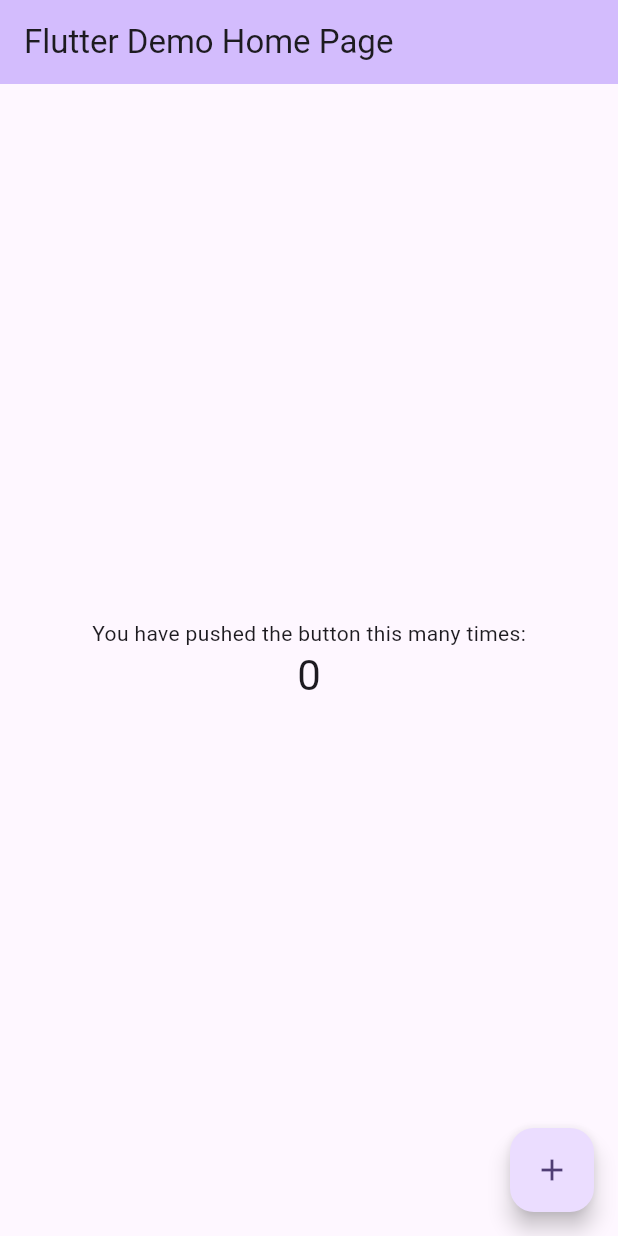
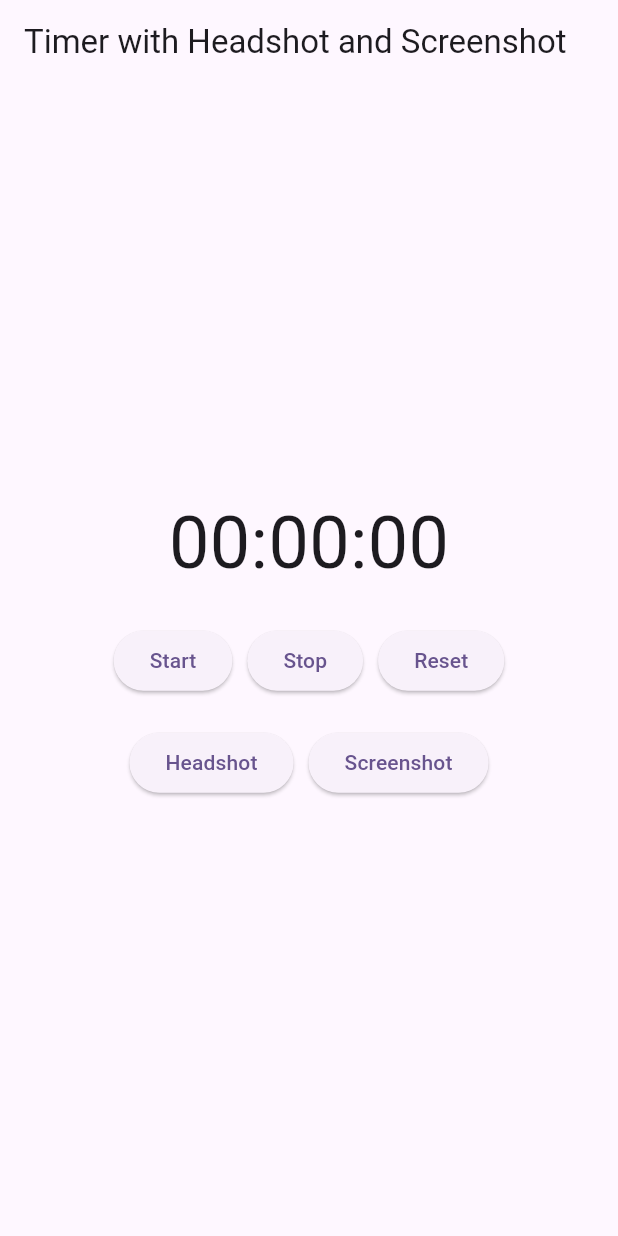
Before and after one commit to shehmaz1993/timer_app, a Flutter app: the screen it shows after launch, on a phone screen of 412 x 824 dp. Run offline on Flutter 3.47's test engine with Material 3 defaults, Android fonts, the phone set to English and light mode, and no system bars; our stand-ins replace equatable, flutter_bloc, image_picker, screenshot.

Commit message:
timer app

```diff
--- /dev/null
+++ b/lib/logic/bloc/timer_bloc.dart
@@ -0,0 +1,68 @@
+import 'dart:async';
+import 'dart:io';
+import 'package:flutter_bloc/flutter_bloc.dart';
+import 'package:image_picker/image_picker.dart';
+import 'package:path_provider/path_provider.dart';
+import 'package:screenshot/screenshot.dart';
+import 'timer_event.dart';
+import 'timer_state.dart';
+
+class TimerBloc extends Bloc<TimerEvent, TimerState> {
+  static const int _initialDuration = 0;
+  Timer? _timer;
+  final ImagePicker _picker = ImagePicker();
+  final ScreenshotController _screenshotController = ScreenshotController();
+
+  TimerBloc() : super(const TimerState(duration: _initialDuration)) {
+    on<StartTimer>(_onStart);
+    on<StopTimer>(_onStop);
+    on<ResetTimer>(_onReset);
+    on<Tick>(_onTick);
+    on<CaptureHeadshot>(_onCaptureHeadshot);
+    on<CaptureScreenshot>(_onCaptureScreenshot);
+  }
+
+  void _onStart(StartTimer event, Emitter<TimerState> emit) {
+    _timer?.cancel();
+    _timer = Timer.periodic(const Duration(seconds: 1), (timer) {
+      add(Tick(state.duration + 1));
+    });
+  }
+
+  void _onStop(StopTimer event, Emitter<TimerState> emit) {
+    _timer?.cancel();
+  }
+
+  void _onReset(ResetTimer event, Emitter<TimerState> emit) {
+    _timer?.cancel();
+    emit(const TimerState(duration: _initialDuration));
+  }
+
+  void _onTick(Tick event, Emitter<TimerState> emit) {
+    emit(state.copyWith(duration: event.duration));
+  }
+
+  Future<void> _onCaptureHeadshot(CaptureHeadshot event, Emitter<TimerState> emit) async {
+    final pickedFile = await _picker.pickImage(source: ImageSource.camera);
+    if (pickedFile != null) {
+      emit(state.copyWith(headshot: File(pickedFile.path)));
+    }
+  }
+
+  Future<void> _onCaptureScreenshot(CaptureScreenshot event, Emitter<TimerState> emit) async {
+    final image = await _screenshotController.capture();
+    print('image $image');
+    if (image != null) {
+      final tempDir = await getTemporaryDirectory();
+      final file = await File('${tempDir.path}/screenshot.png').create();
+      file.writeAsBytesSync(image);
+      emit(state.copyWith(screenshot: file));
+    }
+  }
+
+  @override
+  Future<void> close() {
+    _timer?.cancel();
+    return super.close();
+  }
+}
--- /dev/null
+++ b/lib/logic/bloc/timer_event.dart
@@ -0,0 +1,22 @@
+import 'package:equatable/equatable.dart';
+
+abstract class TimerEvent extends Equatable {
+  const TimerEvent();
+
+  @override
+  List<Object> get props => [];
+}
+
+class StartTimer extends TimerEvent {}
+class StopTimer extends TimerEvent {}
+class ResetTimer extends TimerEvent {}
+class Tick extends TimerEvent {
+  final int duration;
+
+  const Tick(this.duration);
+
+  @override
+  List<Object> get props => [duration];
+}
+class CaptureHeadshot extends TimerEvent {}
+class CaptureScreenshot extends TimerEvent {}
--- /dev/null
+++ b/lib/logic/bloc/timer_state.dart
@@ -0,0 +1,32 @@
+import 'dart:io';
+
+import 'package:equatable/equatable.dart';
+
+class TimerState extends Equatable {
+  final int duration;
+  final File? headshot;
+  final File? screenshot;
+
+  const TimerState({required this.duration,this.headshot,this.screenshot});
+
+  @override
+  List<Object> get props => [duration];
+
+  String get formattedDuration {
+    final minutes = ((duration ~/ 60) % 60).toString().padLeft(2, '0');
+    final seconds = (duration % 60).toString().padLeft(2, '0');
+    final hours = (duration ~/ 3600).toString().padLeft(2, '0');
+    return '$hours:$minutes:$seconds';
+  }
+  TimerState copyWith({
+    int? duration,
+    File? headshot,
+    File? screenshot,
+  }) {
+    return TimerState(
+      duration: duration ?? this.duration,
+      headshot: headshot ?? this.headshot,
+      screenshot: screenshot ?? this.screenshot,
+    );
+  }
+}
--- a/lib/main.dart
+++ b/lib/main.dart
@@ -1,4 +1,5 @@
 import 'package:flutter/material.dart';
+import 'package:timer_test/presentation/timer_ui_page.dart';
 
 void main() {
   runApp(const MyApp());
@@ -12,6 +13,7 @@ class MyApp extends StatelessWidget {
   Widget build(BuildContext context) {
     return MaterialApp(
       title: 'Flutter Demo',
+      debugShowCheckedModeBanner: false,
       theme: ThemeData(
         // This is the theme of your application.
         //
@@ -31,95 +33,7 @@ class MyApp extends StatelessWidget {
         colorScheme: ColorScheme.fromSeed(seedColor: Colors.deepPurple),
         useMaterial3: true,
       ),
-      home: const MyHomePage(title: 'Flutter Demo Home Page'),
+      home: TimerApp(),
     );
   }
 }
-
-class MyHomePage extends StatefulWidget {
-  const MyHomePage({super.key, required this.title});
-
-  // This widget is the home page of your application. It is stateful, meaning
-  // that it has a State object (defined below) that contains fields that affect
-  // how it looks.
-
-  // This class is the configuration for the state. It holds the values (in this
-  // case the title) provided by the parent (in this case the App widget) and
-  // used by the build method of the State. Fields in a Widget subclass are
-  // always marked "final".
-
-  final String title;
-
-  @override
-  State<MyHomePage> createState() => _MyHomePageState();
-}
-
-class _MyHomePageState extends State<MyHomePage> {
-  int _counter = 0;
-
-  void _incrementCounter() {
-    setState(() {
-      // This call to setState tells the Flutter framework that something has
-      // changed in this State, which causes it to rerun the build method below
-      // so that the display can reflect the updated values. If we changed
-      // _counter without calling setState(), then the build method would not be
-      // called again, and so nothing would appear to happen.
-      _counter++;
-    });
-  }
-
-  @override
-  Widget build(BuildContext context) {
-    // This method is rerun every time setState is called, for instance as done
-    // by the _incrementCounter method above.
-    //
-    // The Flutter framework has been optimized to make rerunning build methods
-    // fast, so that you can just rebuild anything that needs updating rather
-    // than having to individually change instances of widgets.
-    return Scaffold(
-      appBar: AppBar(
-        // TRY THIS: Try changing the color here to a specific color (to
-        // Colors.amber, perhaps?) and trigger a hot reload to see the AppBar
-        // change color while the other colors stay the same.
-        backgroundColor: Theme.of(context).colorScheme.inversePrimary,
-        // Here we take the value from the MyHomePage object that was created by
-        // the App.build method, and use it to set our appbar title.
-        title: Text(widget.title),
-      ),
-      body: Center(
-        // Center is a layout widget. It takes a single child and positions it
-        // in the middle of the parent.
-        child: Column(
-          // Column is also a layout widget. It takes a list of children and
-          // arranges them vertically. By default, it sizes itself to fit its
-          // children horizontally, and tries to be as tall as its parent.
-          //
-          // Column has various properties to control how it sizes itself and
-          // how it positions its children. Here we use mainAxisAlignment to
-          // center the children vertically; the main axis here is the vertical
-          // axis because Columns are vertical (the cross axis would be
-          // horizontal).
-          //
-          // TRY THIS: Invoke "debug painting" (choose the "Toggle Debug Paint"
-          // action in the IDE, or press "p" in the console), to see the
-          // wireframe for each widget.
-          mainAxisAlignment: MainAxisAlignment.center,
-          children: <Widget>[
-            const Text(
-              'You have pushed the button this many times:',
-            ),
-            Text(
-              '$_counter',
-              style: Theme.of(context).textTheme.headlineMedium,
-            ),
-          ],
-        ),
-      ),
-      floatingActionButton: FloatingActionButton(
-        onPressed: _incrementCounter,
-        tooltip: 'Increment',
-        child: const Icon(Icons.add),
-      ), // This trailing comma makes auto-formatting nicer for build methods.
-    );
-  }
-}
--- /dev/null
+++ b/lib/presentation/timer_ui_page.dart
@@ -0,0 +1,87 @@
+import 'package:flutter/material.dart';
+import 'package:flutter_bloc/flutter_bloc.dart';
+
+import '../logic/bloc/timer_bloc.dart';
+import '../logic/bloc/timer_event.dart';
+import '../logic/bloc/timer_state.dart';
+class TimerApp extends StatelessWidget {
+ // const TimerApp({super.key});
+
+  @override
+  Widget build(BuildContext context) {
+    return Scaffold(
+     // appBar: AppBar(title: const Text('Timer')),
+      body: BlocProvider(
+        create: (_) => TimerBloc(),
+        child: TimerPage(),
+      ),
+    );
+  }
+}
+
+
+class TimerPage extends StatelessWidget {
+ // const TimerPage({super.key});
+
+  @override
+  Widget build(BuildContext context) {
+    return Scaffold(
+      appBar: AppBar(title: Text('Timer with Headshot and Screenshot')),
+      body: BlocBuilder<TimerBloc, TimerState>(
+        builder: (context, state) {
+          return Center(
+            child: Column(
+              mainAxisAlignment: MainAxisAlignment.center,
+              children: [
+                Text(
+                  state.formattedDuration,
+                  style: TextStyle(fontSize: 48.0),
+                ),
+                SizedBox(height: 20),
+                Row(
+                  mainAxisAlignment: MainAxisAlignment.center,
+                  children: [
+                    ElevatedButton(
+                      onPressed: () => context.read<TimerBloc>().add(StartTimer()),
+                      child: Text('Start'),
+                    ),
+                    SizedBox(width: 10),
+                    ElevatedButton(
+                      onPressed: () => context.read<TimerBloc>().add(StopTimer()),
+                      child: Text('Stop'),
+                    ),
+                    SizedBox(width: 10),
+                    ElevatedButton(
+                      onPressed: () => context.read<TimerBloc>().add(ResetTimer()),
+                      child: Text('Reset'),
+                    ),
+                  ],
+                ),
+                SizedBox(height: 20),
+                Row(
+                  mainAxisAlignment: MainAxisAlignment.center,
+                  children: [
+                    ElevatedButton(
+                      onPressed: () => context.read<TimerBloc>().add(CaptureHeadshot()),
+                      child: Text('Headshot'),
+                    ),
+                    SizedBox(width: 10),
+                    ElevatedButton(
+                      onPressed: () => context.read<TimerBloc>().add(CaptureScreenshot()),
+                      child: Text('Screenshot'),
+                    ),
+                  ],
+                ),
+                SizedBox(height: 20),
+                if (state.headshot != null)
+                  Image.file(state.headshot!, height: 100, width: 100),
+                if (state.screenshot != null)
+                  Image.file(state.screenshot!, height: 100, width: 100),
+              ],
+            ),
+          );
+        },
+      ),
+    );
+  }
+}
--- a/pubspec.yaml
+++ b/pubspec.yaml
@@ -32,9 +32,15 @@ dependencies:
     sdk: flutter
 
 
+
   # The following adds the Cupertino Icons font to your application.
   # Use with the CupertinoIcons class for iOS style icons.
   cupertino_icons: ^1.0.2
+  flutter_bloc: ^8.1.6
+  equatable: ^2.0.3
+  image_picker: ^1.1.2
+  screenshot: ^3.0.0
+  path_provider: ^2.1.4
 
 dev_dependencies:
   flutter_test:
```
Also changed, not shown: pubspec.lock, 6 other files.
